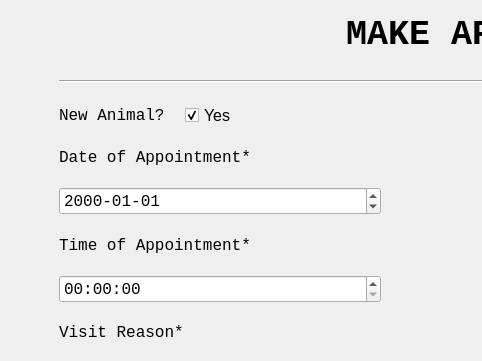
First picture: the form in AppointmentCreateUI.ui, repository ASNaeem/Simple-VCMS, before the edit; both pictures show x 0 to 482 and y 0 to 361 of the 1028 by 1044 pixel window.
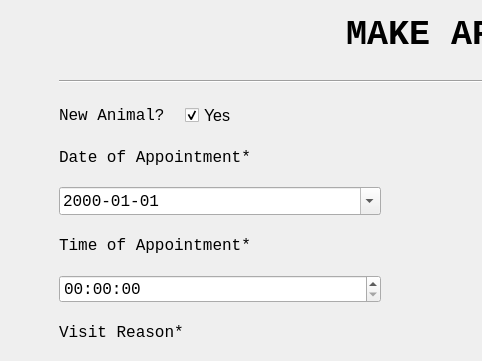
Second picture: the form after the edit.

Patch:
```diff
--- a/AppointmentCreateUI.ui
+++ b/AppointmentCreateUI.ui
@@ -218,6 +218,9 @@
               <property name="displayFormat">
                <string>yyyy-MM-dd</string>
               </property>
+              <property name="calendarPopup">
+               <bool>true</bool>
+              </property>
              </widget>
             </item>
             <item row="10" column="0">
```
